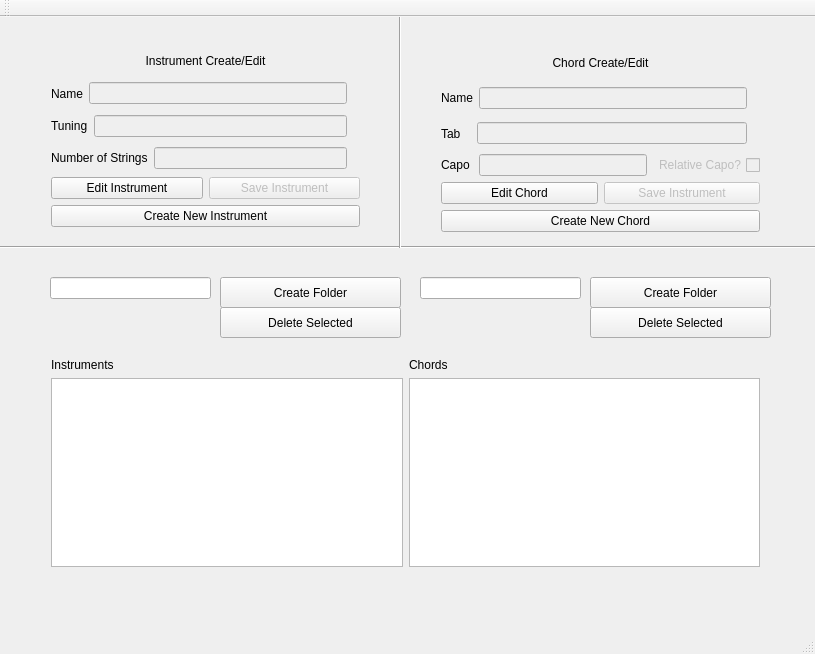
The window that CustomChords/mainwindow.ui (evanminto/Smart-Guitar-Chords) describes before a commit, drawn with Qt 5.
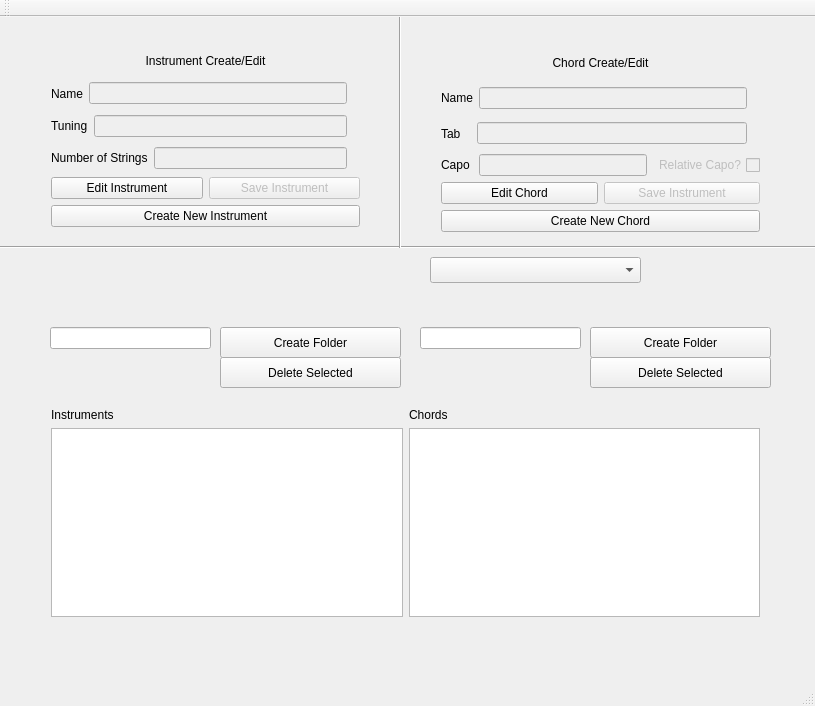
The same window after the commit.

```diff
--- a/CustomChords/mainwindow.ui
+++ b/CustomChords/mainwindow.ui
@@ -7,7 +7,7 @@
     <x>0</x>
     <y>0</y>
     <width>815</width>
-    <height>654</height>
+    <height>706</height>
    </rect>
   </property>
   <property name="windowTitle">
@@ -18,7 +18,7 @@
     <property name="geometry">
      <rect>
       <x>40</x>
-      <y>330</y>
+      <y>380</y>
       <width>731</width>
       <height>231</height>
      </rect>
@@ -36,7 +36,7 @@
        <item>
         <widget class="QTreeView" name="InstrumentTree">
          <attribute name="headerVisible">
-          <bool>true</bool>
+          <bool>false</bool>
          </attribute>
          <attribute name="headerDefaultSectionSize">
           <number>150</number>
@@ -72,7 +72,7 @@
     <property name="geometry">
      <rect>
       <x>40</x>
-      <y>580</y>
+      <y>630</y>
       <width>731</width>
       <height>16</height>
      </rect>
@@ -85,7 +85,7 @@
     <property name="geometry">
      <rect>
       <x>590</x>
-      <y>260</y>
+      <y>310</y>
       <width>181</width>
       <height>31</height>
      </rect>
@@ -98,7 +98,7 @@
     <property name="geometry">
      <rect>
       <x>220</x>
-      <y>260</y>
+      <y>310</y>
       <width>181</width>
       <height>31</height>
      </rect>
@@ -111,7 +111,7 @@
     <property name="geometry">
      <rect>
       <x>50</x>
-      <y>260</y>
+      <y>310</y>
       <width>161</width>
       <height>22</height>
      </rect>
@@ -121,7 +121,7 @@
     <property name="geometry">
      <rect>
       <x>420</x>
-      <y>260</y>
+      <y>310</y>
       <width>161</width>
       <height>22</height>
      </rect>
@@ -131,7 +131,7 @@
     <property name="geometry">
      <rect>
       <x>220</x>
-      <y>290</y>
+      <y>340</y>
       <width>181</width>
       <height>31</height>
      </rect>
@@ -144,7 +144,7 @@
     <property name="geometry">
      <rect>
       <x>590</x>
-      <y>290</y>
+      <y>340</y>
       <width>181</width>
       <height>31</height>
      </rect>
@@ -179,7 +179,7 @@
      <enum>Qt::Vertical</enum>
     </property>
    </widget>
-   <widget class="QWidget" name="">
+   <widget class="QWidget" name="layoutWidget">
     <property name="geometry">
      <rect>
       <x>40</x>
@@ -310,7 +310,7 @@
      </item>
     </layout>
    </widget>
-   <widget class="QWidget" name="">
+   <widget class="QWidget" name="layoutWidget">
     <property name="geometry">
      <rect>
       <x>430</x>
@@ -447,6 +447,16 @@
      </item>
     </layout>
    </widget>
+   <widget class="QComboBox" name="suggestions">
+    <property name="geometry">
+     <rect>
+      <x>430</x>
+      <y>240</y>
+      <width>211</width>
+      <height>26</height>
+     </rect>
+    </property>
+   </widget>
   </widget>
   <widget class="QMenuBar" name="menuBar">
    <property name="geometry">
```
